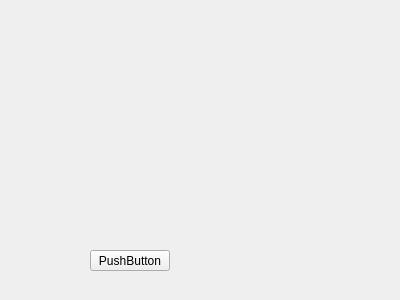
Before: the Qt Designer form PasswManagerOfHeathyMan/changerecord.ui in DeZerom/password_manager, drawn with Qt 5.
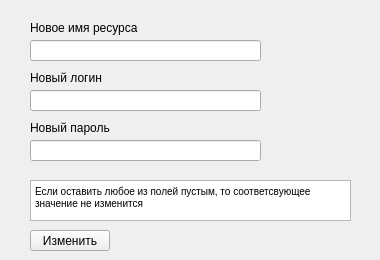
After: the same form once the commit is applied.

```diff
--- a/PasswManagerOfHeathyMan/changerecord.ui
+++ b/PasswManagerOfHeathyMan/changerecord.ui
@@ -6,8 +6,8 @@
    <rect>
     <x>0</x>
     <y>0</y>
-    <width>400</width>
-    <height>300</height>
+    <width>380</width>
+    <height>260</height>
    </rect>
   </property>
   <property name="windowTitle">
@@ -16,14 +16,100 @@
   <widget class="QPushButton" name="pushButton">
    <property name="geometry">
     <rect>
-     <x>90</x>
-     <y>250</y>
+     <x>30</x>
+     <y>230</y>
      <width>80</width>
      <height>21</height>
     </rect>
    </property>
    <property name="text">
-    <string>PushButton</string>
+    <string>Изменить</string>
+   </property>
+  </widget>
+  <widget class="QLineEdit" name="lineEdit_name">
+   <property name="geometry">
+    <rect>
+     <x>30</x>
+     <y>40</y>
+     <width>231</width>
+     <height>21</height>
+    </rect>
+   </property>
+  </widget>
+  <widget class="QLabel" name="label">
+   <property name="geometry">
+    <rect>
+     <x>30</x>
+     <y>20</y>
+     <width>121</width>
+     <height>16</height>
+    </rect>
+   </property>
+   <property name="text">
+    <string>Новое имя ресурса</string>
+   </property>
+  </widget>
+  <widget class="QLineEdit" name="lineEdit_login">
+   <property name="geometry">
+    <rect>
+     <x>30</x>
+     <y>90</y>
+     <width>231</width>
+     <height>21</height>
+    </rect>
+   </property>
+  </widget>
+  <widget class="QLabel" name="label_2">
+   <property name="geometry">
+    <rect>
+     <x>30</x>
+     <y>70</y>
+     <width>81</width>
+     <height>16</height>
+    </rect>
+   </property>
+   <property name="text">
+    <string>Новый логин</string>
+   </property>
+  </widget>
+  <widget class="QLineEdit" name="lineEdit_pass">
+   <property name="geometry">
+    <rect>
+     <x>30</x>
+     <y>140</y>
+     <width>231</width>
+     <height>21</height>
+    </rect>
+   </property>
+  </widget>
+  <widget class="QLabel" name="label_3">
+   <property name="geometry">
+    <rect>
+     <x>30</x>
+     <y>120</y>
+     <width>101</width>
+     <height>16</height>
+    </rect>
+   </property>
+   <property name="text">
+    <string>Новый пароль</string>
+   </property>
+  </widget>
+  <widget class="QTextBrowser" name="textBrowser">
+   <property name="geometry">
+    <rect>
+     <x>30</x>
+     <y>180</y>
+     <width>321</width>
+     <height>41</height>
+    </rect>
+   </property>
+   <property name="html">
+    <string>&lt;!DOCTYPE HTML PUBLIC &quot;-//W3C//DTD HTML 4.0//EN&quot; &quot;http://www.w3.org/TR/REC-html40/strict.dtd&quot;&gt;
+&lt;html&gt;&lt;head&gt;&lt;meta name=&quot;qrichtext&quot; content=&quot;1&quot; /&gt;&lt;style type=&quot;text/css&quot;&gt;
+p, li { white-space: pre-wrap; }
+&lt;/style&gt;&lt;/head&gt;&lt;body style=&quot; font-family:'MS Shell Dlg 2'; font-size:7.8pt; font-weight:400; font-style:normal;&quot;&gt;
+&lt;p style=&quot; margin-top:0px; margin-bottom:0px; margin-left:0px; margin-right:0px; -qt-block-indent:0; text-indent:0px;&quot;&gt;Если оставить любое из полей пустым, то соответсвующее значение не изменится&lt;/p&gt;&lt;/body&gt;&lt;/html&gt;</string>
    </property>
   </widget>
  </widget>
```
